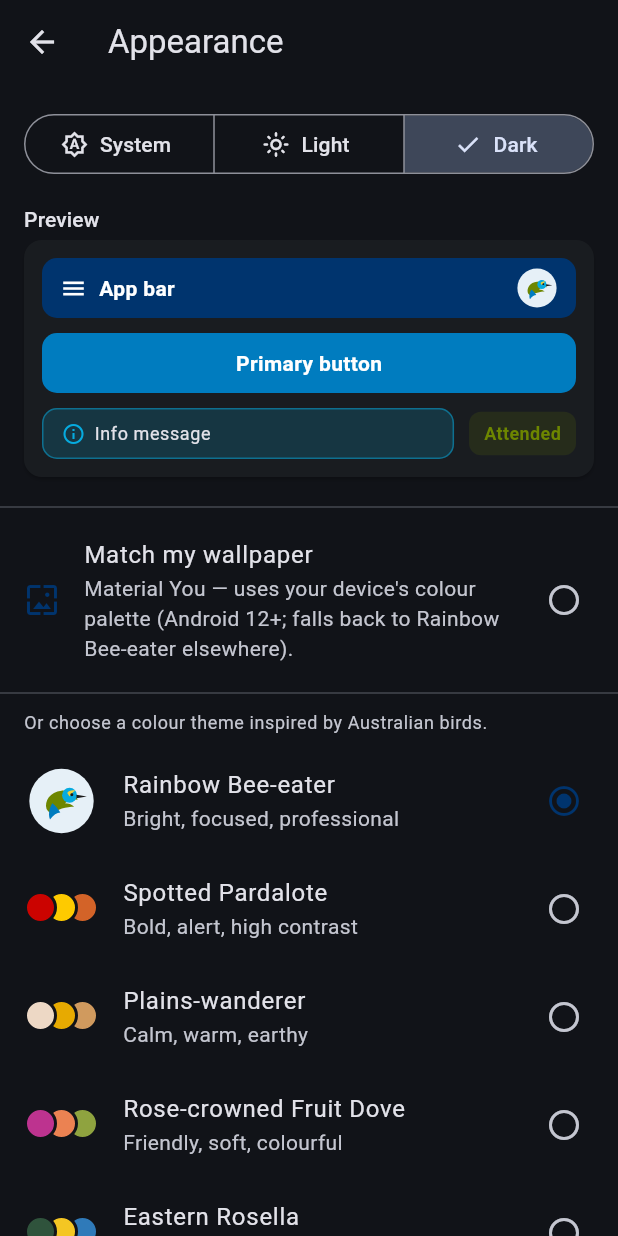
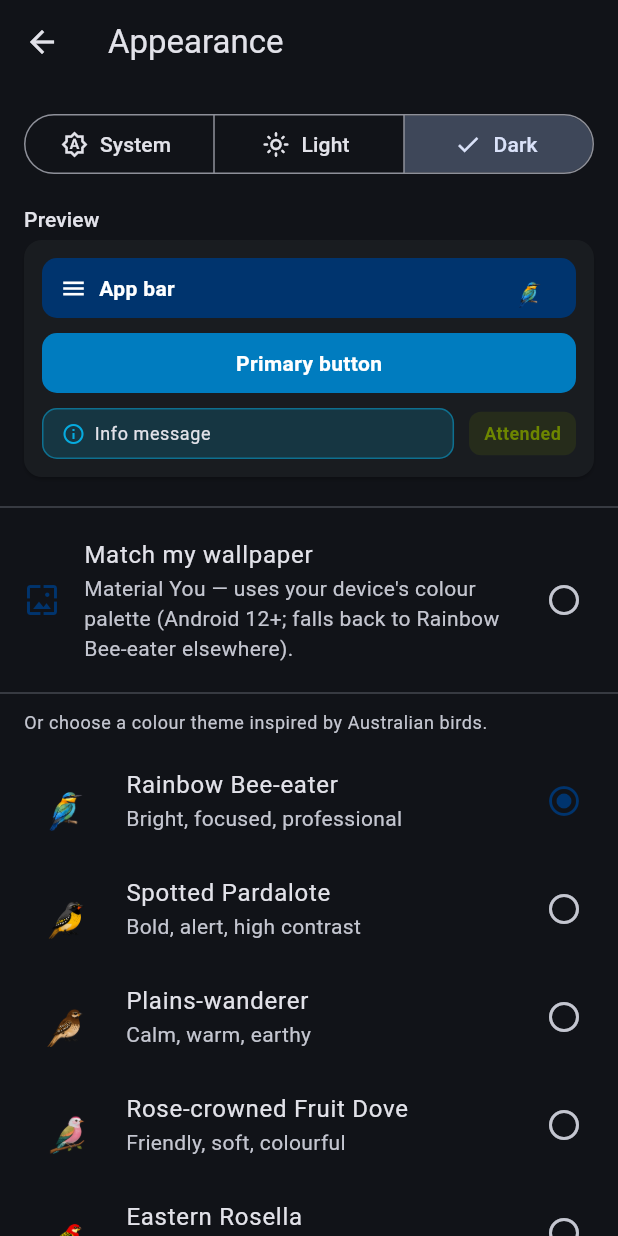
Before and after one commit to ryandam9/attendance-register, a Flutter app: the ThemeScreen screen opened directly, after a tap on "Light", after a tap on "Dark", on a phone screen of 412 x 824 dp. Run offline on Flutter 3.47's test engine with Material 3 defaults, Android fonts, the phone set to English and light mode, and no system bars; drawn by our look-alikes of dynamic_color; our stand-ins replace confetti, flutter_local_notifications, flutter_riverpod, geocoding, geolocator, native_geofence and 3 more; missing offline and left inert: a package; accounts and stored records are empty.

Commit message:
Use real bird artwork (PNG) from design/mockups
Replace the placeholder SVGs with the supplied transparent bird PNGs, cropped
to a single bird (the source files are SVG/PNG comparison sheets), trimmed and
downsized (~70 KB each) into assets/birds/<theme_id>.png.

- Switch bird rendering from flutter_svg to Image.asset; drop the flutter_svg
  dependency.
- The supplied "Southern-Cassowary.png" is actually a Rainbow Bee-eater, so it
  now backs the default `bee_eater` theme. Cassowary and Eastern Yellow Robin
  have no artwork yet and fall back to colour swatches.
- App-bar header bird now sits on a white circle so it stays visible on any
  coloured app bar.

10 themes now have bird art (Home header + empty state, Appearance rows +
preview, and the return-to-office gauge marker). Tests pass; analyze clean.

Co-Authored-By: Claude Opus 4.8 <noreply@anthropic.com>
Claude-Session: https://claude.ai/code/session_0145qg5rLLJJwwSvomujBMH6

```diff
--- a/lib/screens/home_screen.dart
+++ b/lib/screens/home_screen.dart
@@ -2,7 +2,6 @@ import 'dart:async';
 
 import 'package:flutter/material.dart';
 import 'package:flutter_riverpod/flutter_riverpod.dart';
-import 'package:flutter_svg/flutter_svg.dart';
 import 'package:intl/intl.dart';
 import 'package:table_calendar/table_calendar.dart';
 
@@ -116,7 +115,13 @@ class _HomeScreenState extends ConsumerState<HomeScreen> {
             ? null
             : Padding(
                 padding: const EdgeInsets.all(6),
-                child: SvgPicture.asset(birdAsset),
+                child: CircleAvatar(
+                  backgroundColor: Colors.white,
+                  child: Padding(
+                    padding: const EdgeInsets.all(5),
+                    child: Image.asset(birdAsset, fit: BoxFit.contain),
+                  ),
+                ),
               ),
         title: officeState.hasOffice
             ? Column(
@@ -200,7 +205,7 @@ class _EmptyState extends StatelessWidget {
           mainAxisSize: MainAxisSize.min,
           children: [
             if (birdAsset != null)
-              SvgPicture.asset(birdAsset!, width: 120, height: 120)
+              Image.asset(birdAsset!, width: 180, fit: BoxFit.contain)
             else
               Icon(Icons.business_outlined,
                   size: 80, color: cs.primary.withValues(alpha: 0.4)),
--- a/lib/screens/theme_screen.dart
+++ b/lib/screens/theme_screen.dart
@@ -1,6 +1,5 @@
 import 'package:flutter/material.dart';
 import 'package:flutter_riverpod/flutter_riverpod.dart';
-import 'package:flutter_svg/flutter_svg.dart';
 
 import '../app_colors.dart';
 import '../providers/settings_provider.dart';
@@ -113,8 +112,10 @@ class _ThemeLeading extends StatelessWidget {
     final asset = birdAssetForTheme(theme.id);
     if (asset == null) return _SwatchRow(theme: theme);
     return SizedBox(
-      width: 50,
-      child: Center(child: SvgPicture.asset(asset, width: 46, height: 46)),
+      width: 52,
+      child: Center(
+        child: Image.asset(asset, width: 52, height: 40, fit: BoxFit.contain),
+      ),
     );
   }
 }
@@ -198,7 +199,7 @@ class _ThemePreviewCard extends StatelessWidget {
                   ),
                   const Spacer(),
                   if (birdAsset != null)
-                    SvgPicture.asset(birdAsset!, width: 28, height: 28),
+                    Image.asset(birdAsset!, width: 40, height: 26, fit: BoxFit.contain),
                 ],
               ),
             ),
--- a/pubspec.yaml
+++ b/pubspec.yaml
@@ -26,7 +26,6 @@ dependencies:
   animations: ^2.0.11
   confetti: ^0.8.0
   dynamic_color: ^1.7.0
-  flutter_svg: ^2.0.10+1
 
   # Permissions
   permission_handler: ^12.0.3
```
Also changed, not shown: lib/themes/bird_art.dart (+15 -3 lines), lib/widgets/rto_arc_card.dart (+8 -7 lines), assets/birds/bee_eater.png (added), assets/birds/bee_eater.svg (deleted), assets/birds/blue_winged_kookaburra.png (added), assets/birds/eastern_rosella.png (added), assets/birds/galah.png (added), assets/birds/galah.svg (deleted), assets/birds/oriole.png (added), assets/birds/plains_wanderer.png (added), assets/birds/princess_parrot.png (added), assets/birds/rose_crowned_fruit_dove.png (added), assets/birds/spotted_pardalote.png (added), assets/birds/superb_fairy_wren.png (added), 1 other file.
